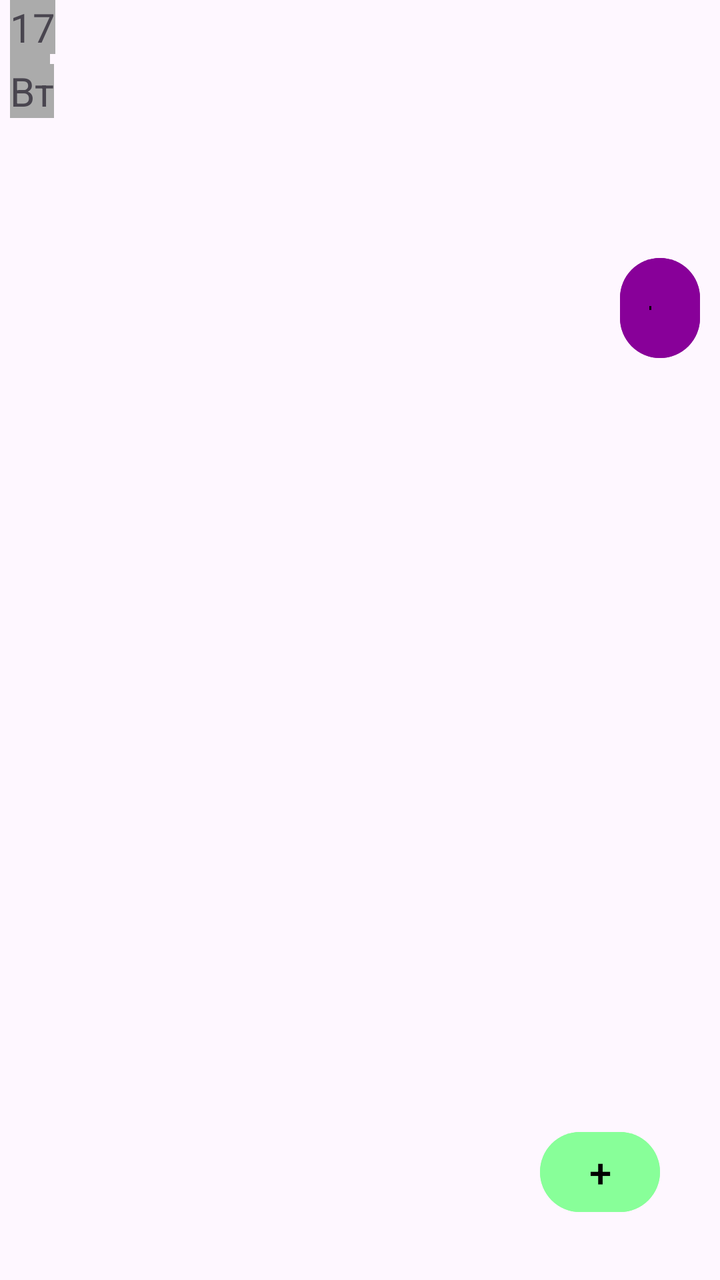
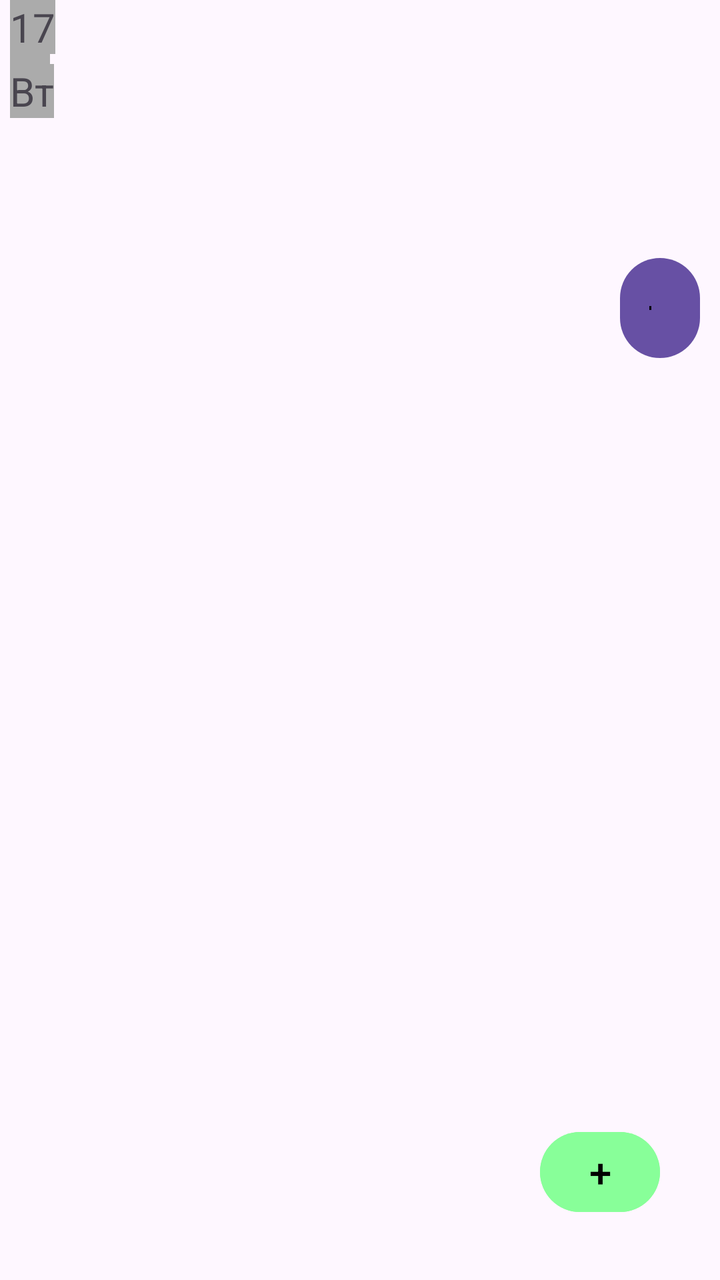

An Android layout rendered at two revisions. The XML below is the earlier revision; the diff shows what the commit changed to produce the second picture.
<!-- AndroidManifest.xml: application theme Theme.FreETi -->
<!-- res/layout/activity_main_screen.xml -->
<?xml version="1.0" encoding="utf-8"?>
<androidx.constraintlayout.widget.ConstraintLayout xmlns:android="http://schemas.android.com/apk/res/android"
    xmlns:app="http://schemas.android.com/apk/res-auto"
    xmlns:tools="http://schemas.android.com/tools"
    android:id="@+id/main"
    android:layout_width="match_parent"
    android:layout_height="match_parent"
    tools:context=".MainScreen">

    <TextView
        android:layout_width="wrap_content"
        android:layout_height="wrap_content"
        android:text="..."
        android:textSize="25sp"
        android:id="@id/main_settings"
        app:layout_constraintHorizontal_bias="0.0"
        app:layout_constraintStart_toStartOf="parent"
        app:layout_constraintTop_toTopOf="parent"
        android:layout_marginStart="5dp"
        android:background="#ABABAB"/>

    <TextView
        android:layout_width="wrap_content"
        android:layout_height="wrap_content"
        android:text="17"
        android:textSize="20sp"
        android:id="@+id/main_date"
        app:layout_constraintStart_toStartOf="parent"
        app:layout_constraintTop_toBottomOf="@id/main_settings"
        android:layout_marginStart="5dp"
        android:layout_marginTop="30dp"
        android:background="#ABABAB"/>

    <TextView
        android:layout_width="wrap_content"
        android:layout_height="wrap_content"
        android:text="Вт"
        android:textSize="20sp"
        android:id="@+id/main_day_week"
        app:layout_constraintStart_toStartOf="parent"
        app:layout_constraintTop_toBottomOf="@id/main_date"
        android:layout_marginStart="5dp"
        android:layout_marginTop="5dp"
        android:background="#ABABAB"/>

    <androidx.recyclerview.widget.RecyclerView
        android:id="@+id/main_tasks_without_time"
        android:layout_height="689dp"
        android:layout_width="0dp"
        tools:layout_editor_absoluteX="1dp"
        tools:layout_editor_absoluteY="41dp"
        app:layout_constraintTop_toBottomOf="@id/main_settings"
        app:layout_constraintHeight="100dp"
        android:layout_marginStart="10dp"
        app:layout_constraintEnd_toEndOf="parent"
        app:layout_constraintStart_toEndOf="@id/main_settings"/>

    <androidx.recyclerview.widget.RecyclerView
        android:id="@+id/main_tasks"
        android:layout_width="match_parent"
        android:layout_height="0dp"
        app:layout_constraintEnd_toEndOf="parent"
        app:layout_constraintStart_toStartOf="parent"
        app:layout_constraintTop_toBottomOf="@+id/main_tasks_without_time"
        app:layout_constraintBottom_toBottomOf="parent"/>

    <Button
        android:id="@+id/main_new_task"
        android:layout_width="60dp"
        android:layout_height="wrap_content"
        android:backgroundTint="#88FF99"
        android:text="+"
        android:textColor="#000000"
        android:textSize="20sp"
        app:layout_constraintEnd_toEndOf="parent"
        app:layout_constraintBottom_toBottomOf="parent"
        android:layout_marginEnd="30dp"
        android:layout_marginBottom="30dp"/>

    <Button
        android:id="@+id/main_privacy"
        android:layout_width="50dp"
        android:layout_height="wrap_content"
        android:backgroundTint="#880099"
        android:rotation="90"
        android:text="_"
        android:textColor="#000000"
        android:textSize="11sp"
        app:layout_constraintEnd_toEndOf="parent"
        app:layout_constraintTop_toTopOf="@+id/main_tasks"
        android:layout_marginEnd="5dp"
        android:layout_marginTop="30dp"/>

</androidx.constraintlayout.widget.ConstraintLayout>
<!-- resources referenced by this layout -->
<resources>
  <style name="Theme.FreETi" parent="Base.Theme.FreETi" />
  <style name="Base.Theme.FreETi" parent="Theme.Material3.DayNight.NoActionBar">
          
          
      </style>
</resources>

<!-- the commit's change to res/layout/activity_main_screen.xml (unified diff, before → after) -->
@@ -81,7 +81,7 @@
         android:id="@+id/main_privacy"
         android:layout_width="50dp"
         android:layout_height="wrap_content"
-        android:backgroundTint="#880099"
+
         android:rotation="90"
         android:text="_"
         android:textColor="#000000"
